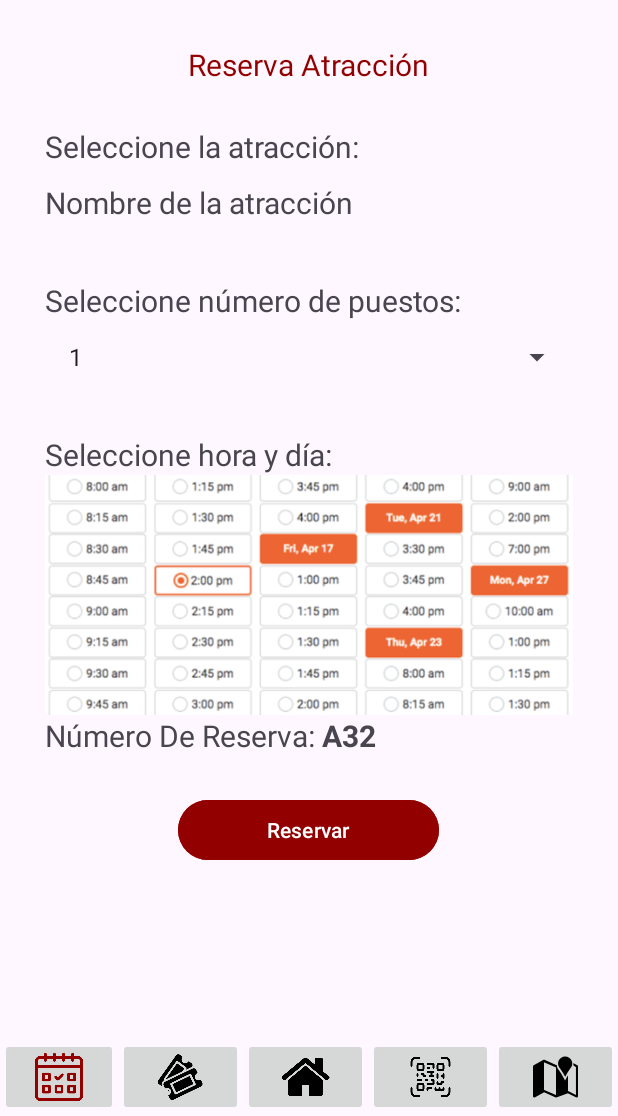
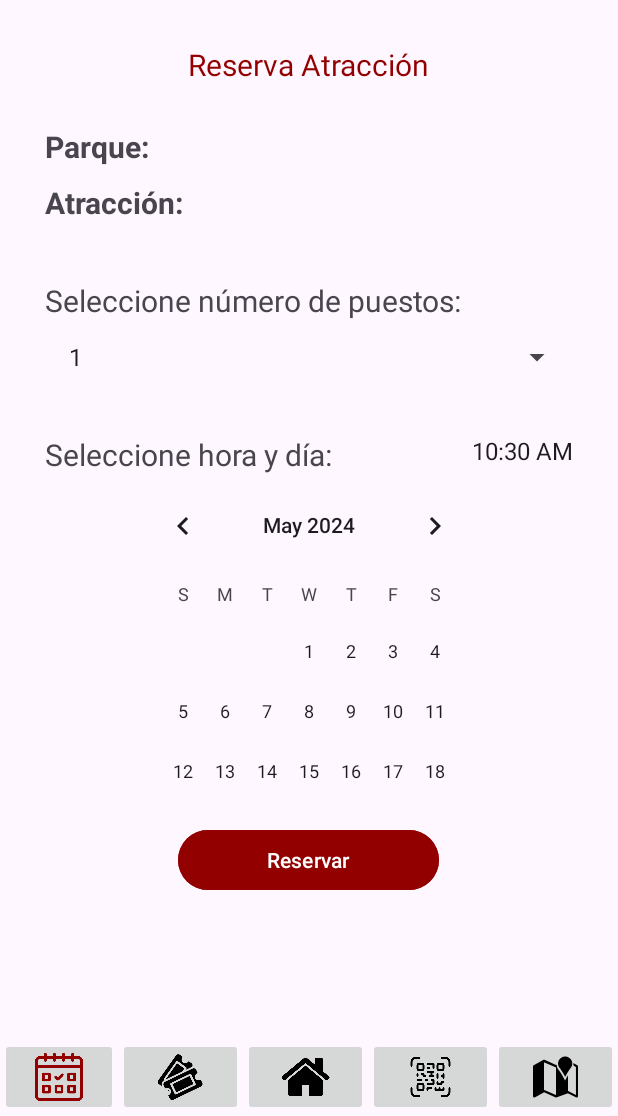
Before and after one commit to Intro-CompuMovil/Waitless, an Android app: the CrearReservaActivity screen opened directly, with no data from a screen before it, on a phone screen of 412 x 824 dp, the part 120-1236 px from its top. Run offline under Robolectric (Android 15) with nearby library versions, the phone set to English and light mode, and no system bars.

Commit message:
Cambios reserva

```diff
--- a/app/src/main/java/com/example/waitless_p1/Activities/AdapterActivity.kt
+++ b/app/src/main/java/com/example/waitless_p1/Activities/AdapterActivity.kt
@@ -2,6 +2,7 @@ package com.example.waitless_p1.Activities
 
 import android.content.Context
 import android.content.Intent
+import android.util.Log
 import android.view.LayoutInflater
 import android.view.View
 import android.view.ViewGroup
@@ -31,7 +32,9 @@ class AdapterActivity(
 
             button1.setOnClickListener {
                 val intent = Intent(context, CrearReservaActivity::class.java)
-                intent.putExtra("atraccionId", atraccion.aId)
+                intent.putExtra("parque", atraccion.parque)
+                intent.putExtra("atraccion", atraccion.aNombre)
+                Log.d("AdapterActivity", "Parque: ${atraccion.parque}, Atracción: ${atraccion.aNombre}")
                 context.startActivity(intent)
             }
         }
--- a/app/src/main/java/com/example/waitless_p1/Activities/CrearReservaActivity.kt
+++ b/app/src/main/java/com/example/waitless_p1/Activities/CrearReservaActivity.kt
@@ -3,8 +3,10 @@ package com.example.waitless_p1.Activities
 import android.content.Intent
 import androidx.appcompat.app.AppCompatActivity
 import android.os.Bundle
+import android.util.Log
 import android.widget.Button
 import android.widget.ImageButton
+import android.widget.TextView
 import android.widget.Toast
 import com.example.waitless_p1.R
 
@@ -13,6 +15,23 @@ class CrearReservaActivity : AppCompatActivity() {
         super.onCreate(savedInstanceState)
         setContentView(R.layout.activity_crear_reserva)
 
+        // Obtener datos del Intent
+        val parque = intent.getStringExtra("parque")
+        val atraccion = intent.getStringExtra("atraccion")
+
+        // Log para depuración
+        Log.d("CrearReservaActivity", "Parque: $parque, Atracción: $atraccion")
+
+        // Verificar que los datos no sean nulos y luego actualizar TextViews
+        if (parque != null && atraccion != null) {
+            findViewById<TextView>(R.id.escoParque).text = "Parque: $parque"
+            findViewById<TextView>(R.id.tipoAtraccion).text = "Atracción: $atraccion"
+        } else {
+            // Log para depuración
+            Toast.makeText(this, "Datos no recibidos correctamente", Toast.LENGTH_LONG).show()
+        }
+
+        // Configurar listeners para los botones
         findViewById<Button>(R.id.reservar).setOnClickListener{
             startActivity(Intent(this, ReservasActivity::class.java))
         }
@@ -38,6 +57,8 @@ class CrearReservaActivity : AppCompatActivity() {
         findViewById<ImageButton>(R.id.tema).setOnClickListener{
             Toast.makeText(this, "Sensor tema", Toast.LENGTH_LONG).show()
         }
+
+
     }
 
 }
--- a/app/src/main/java/com/example/waitless_p1/Activities/HomeActivity.kt
+++ b/app/src/main/java/com/example/waitless_p1/Activities/HomeActivity.kt
@@ -132,7 +132,11 @@ class HomeActivity : AppCompatActivity() {
 
     private fun abrirDetalles(atraccion: Atraccion) {
         val intent = Intent(this, CrearReservaActivity::class.java)
-        intent.putExtra("Atraccion", atraccion.aNombre)
+        intent.putExtra("parque", atraccion.parque)
+        intent.putExtra("atraccion", atraccion.aNombre)
+        Log.d("HomeActivity", "Parque: ${atraccion.parque}, Atracción: ${atraccion.aNombre}")
+
         startActivity(intent)
     }
+
 }
--- a/app/src/main/res/layout/activity_crear_reserva.xml
+++ b/app/src/main/res/layout/activity_crear_reserva.xml
@@ -116,7 +116,7 @@
     <RelativeLayout
         android:id = "@+id/contenedor"
         android:layout_width="match_parent"
-        android:layout_height="530dp"
+        android:layout_height="550dp"
         android:layout_below="@id/franjaSuperior"
         android:padding="30dp">
 
@@ -141,10 +141,11 @@
             />
 
         <TextView
-            android:id="@+id/escoAtraccion"
+            android:id="@+id/escoParque"
             android:layout_width="wrap_content"
             android:layout_height="wrap_content"
-            android:text="@string/escAtra"
+            android:text="Parque: "
+            android:textStyle="bold"
             android:textSize="20sp"
             android:layout_below="@+id/blanco"
             />
@@ -153,10 +154,11 @@
             android:id="@+id/tipoAtraccion"
             android:layout_width="wrap_content"
             android:layout_height="48dp"
-            android:text="@string/nombre_atraccion"
+            android:text="Atracción: "
+            android:textStyle="bold"
             android:textSize="20sp"
             android:paddingTop="10dp"
-            android:layout_below="@+id/escoAtraccion"
+            android:layout_below="@+id/escoParque"
             />
 
         <TextView
@@ -202,13 +204,7 @@
             android:layout_below="@+id/blanco3"
             />
 
-        <ImageView
-            android:id="@+id/imagenReservaHora"
-            android:layout_width="match_parent"
-            android:layout_height="160dp"
-            android:layout_below="@+id/horayDia"
-            android:scaleType="centerCrop"
-            android:src="@drawable/bookly" />
+
 
         <TextView
             android:id="@+id/numReserva"
@@ -216,7 +212,7 @@
             android:layout_height="wrap_content"
             android:text="@string/numerRes"
             android:textSize="20sp"
-            android:layout_below="@+id/imagenReservaHora"
+            android:layout_below="@+id/calendarView"
             />
 
         <TextView
@@ -228,6 +224,21 @@
             android:text=" A32"
             android:textSize="20sp"
             android:textStyle="bold" />
+
+        <CalendarView
+            android:id="@+id/calendarView"
+            android:layout_width="236dp"
+            android:layout_height="208dp"
+            android:layout_below="@id/horayDia"
+            android:layout_centerHorizontal="true"/>
+
+        <TextClock
+            android:id="@+id/textClock"
+            android:layout_width="wrap_content"
+            android:layout_height="wrap_content"
+            android:layout_below="@id/blanco3"
+            android:textSize="16sp"
+            android:layout_alignParentEnd="true"/>
 
     </RelativeLayout>
 
```
